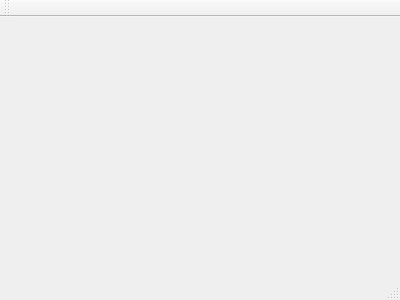
The window that mainwindow.ui (dridk/annocute) describes before a commit, drawn with Qt 5.
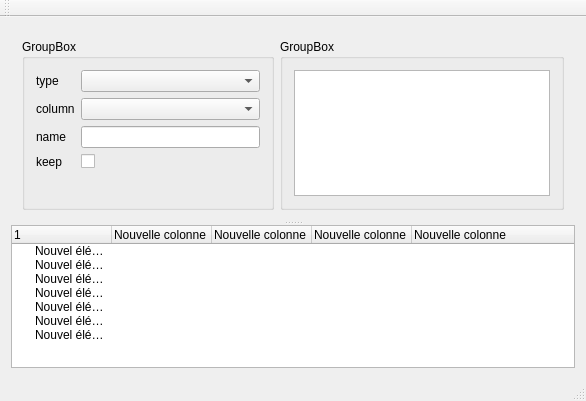
The same window after the commit.

```diff
--- a/mainwindow.ui
+++ b/mainwindow.ui
@@ -1,24 +1,180 @@
 <ui version="4.0">
  <class>MainWindow</class>
- <widget class="QMainWindow" name="MainWindow" >
-  <property name="geometry" >
+ <widget class="QMainWindow" name="MainWindow">
+  <property name="geometry">
    <rect>
     <x>0</x>
     <y>0</y>
-    <width>400</width>
-    <height>300</height>
+    <width>586</width>
+    <height>401</height>
    </rect>
   </property>
   <property name="windowTitle" >
    <string>MainWindow</string>
   </property>
-  <widget class="QMenuBar" name="menuBar" />
-  <widget class="QToolBar" name="mainToolBar" />
-  <widget class="QWidget" name="centralWidget" />
-  <widget class="QStatusBar" name="statusBar" />
+  <widget class="QWidget" name="centralWidget">
+   <layout class="QHBoxLayout" name="horizontalLayout_2">
+    <item>
+     <widget class="QSplitter" name="splitter">
+      <property name="orientation">
+       <enum>Qt::Vertical</enum>
+      </property>
+      <widget class="QWidget" name="">
+       <layout class="QHBoxLayout" name="horizontalLayout">
+        <item>
+         <widget class="QGroupBox" name="groupBox">
+          <property name="title">
+           <string>GroupBox</string>
+          </property>
+          <layout class="QVBoxLayout" name="verticalLayout">
+           <item>
+            <layout class="QFormLayout" name="formLayout">
+             <item row="0" column="0">
+              <widget class="QLabel" name="typeLabel">
+               <property name="text">
+                <string>type</string>
+               </property>
+              </widget>
+             </item>
+             <item row="0" column="1">
+              <widget class="QComboBox" name="typeComboBox"/>
+             </item>
+             <item row="1" column="0">
+              <widget class="QLabel" name="columnLabel">
+               <property name="text">
+                <string>column</string>
+               </property>
+              </widget>
+             </item>
+             <item row="1" column="1">
+              <widget class="QComboBox" name="columnComboBox"/>
+             </item>
+             <item row="2" column="0">
+              <widget class="QLabel" name="nameLabel">
+               <property name="text">
+                <string>name</string>
+               </property>
+              </widget>
+             </item>
+             <item row="2" column="1">
+              <widget class="QLineEdit" name="nameLineEdit"/>
+             </item>
+             <item row="3" column="0">
+              <widget class="QLabel" name="keepLabel">
+               <property name="text">
+                <string>keep</string>
+               </property>
+              </widget>
+             </item>
+             <item row="3" column="1">
+              <widget class="QCheckBox" name="keepCheckBox"/>
+             </item>
+            </layout>
+           </item>
+          </layout>
+         </widget>
+        </item>
+        <item>
+         <widget class="QGroupBox" name="groupBox_2">
+          <property name="title">
+           <string>GroupBox</string>
+          </property>
+          <layout class="QVBoxLayout" name="verticalLayout_2">
+           <item>
+            <widget class="QPlainTextEdit" name="plainTextEdit"/>
+           </item>
+          </layout>
+         </widget>
+        </item>
+       </layout>
+      </widget>
+      <widget class="QTreeWidget" name="treeWidget">
+       <column>
+        <property name="text">
+         <string>1</string>
+        </property>
+       </column>
+       <column>
+        <property name="text">
+         <string>Nouvelle colonne</string>
+        </property>
+       </column>
+       <column>
+        <property name="text">
+         <string>Nouvelle colonne</string>
+        </property>
+       </column>
+       <column>
+        <property name="text">
+         <string>Nouvelle colonne</string>
+        </property>
+       </column>
+       <column>
+        <property name="text">
+         <string>Nouvelle colonne</string>
+        </property>
+       </column>
+       <item>
+        <property name="text">
+         <string>Nouvel élément</string>
+        </property>
+       </item>
+       <item>
+        <property name="text">
+         <string>Nouvel élément</string>
+        </property>
+       </item>
+       <item>
+        <property name="text">
+         <string>Nouvel élément</string>
+        </property>
+       </item>
+       <item>
+        <property name="text">
+         <string>Nouvel élément</string>
+        </property>
+       </item>
+       <item>
+        <property name="text">
+         <string>Nouvel élément</string>
+        </property>
+       </item>
+       <item>
+        <property name="text">
+         <string>Nouvel élément</string>
+        </property>
+       </item>
+       <item>
+        <property name="text">
+         <string>Nouvel élément</string>
+        </property>
+       </item>
+      </widget>
+     </widget>
+    </item>
+   </layout>
+  </widget>
+  <widget class="QMenuBar" name="menuBar">
+   <property name="geometry">
+    <rect>
+     <x>0</x>
+     <y>0</y>
+     <width>586</width>
+     <height>20</height>
+    </rect>
+   </property>
+  </widget>
+  <widget class="QToolBar" name="mainToolBar">
+   <attribute name="toolBarArea">
+    <enum>TopToolBarArea</enum>
+   </attribute>
+   <attribute name="toolBarBreak">
+    <bool>false</bool>
+   </attribute>
+  </widget>
+  <widget class="QStatusBar" name="statusBar"/>
  </widget>
- <layoutDefault spacing="6" margin="11" />
- <pixmapfunction></pixmapfunction>
+ <layoutdefault spacing="6" margin="11"/>
  <resources/>
  <connections/>
 </ui>
```
Left out of the diff: 3 changed lines with no effect on the pictures.
